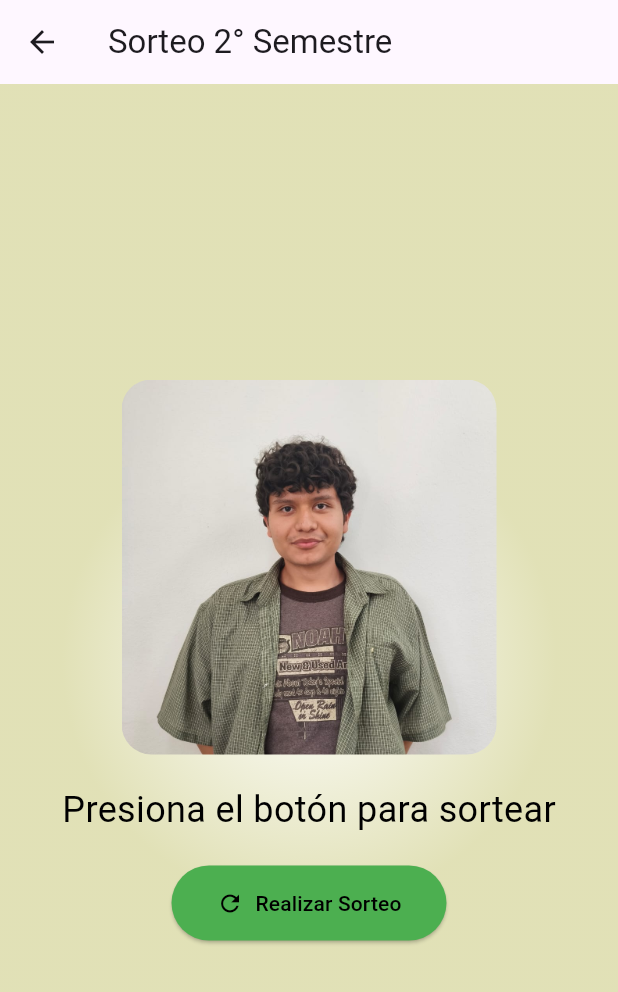
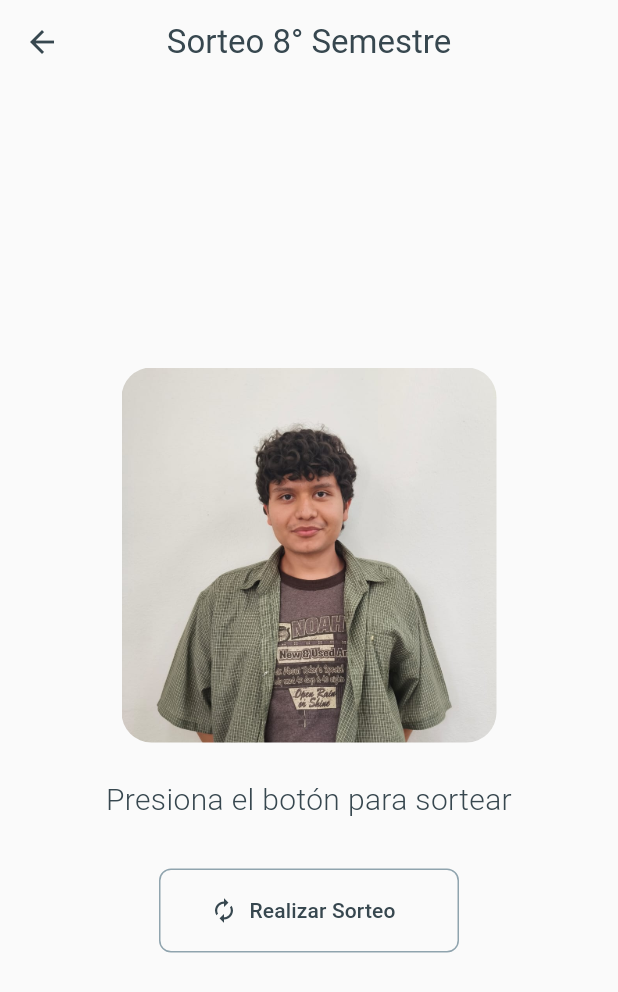
Before and after one commit to EdenMCa/ExamenSegundoParcial_PDM, a Flutter app: the SegundoSemestre screen opened directly, on a phone screen of 412 x 824 dp. Shown: the top 992 px of the screen. Run offline on Flutter 3.47's test engine with Material 3 defaults, Android fonts, the phone set to English and light mode, and no system bars.

Commit message:
Se sube los estilos nuevos

```diff
--- a/examen_segundo_parcial/lib/pantallas/sorteos/segundo_semestre.dart
+++ b/examen_segundo_parcial/lib/pantallas/sorteos/segundo_semestre.dart
@@ -17,10 +17,10 @@ class _SegundoSemestreState extends State<SegundoSemestre> {
 
 
   final List<String> _nombreAlumnos = [
-    'Alexander',
+    'Ailed',
     'Lizbeth',
     'Lidia',
-    'Monteerrat',
+    'Monserrat',
     'Iris',
     'Ana',
     'Jairo',
@@ -33,9 +33,9 @@ class _SegundoSemestreState extends State<SegundoSemestre> {
     'Jaziel',
     'Kevin',
     'Roberto',
-    'Uiviano',
+    'Viviana',
     'Mikal',
-    'Ailed'
+    'Alexander'
   ];
 
   @override
@@ -95,15 +95,16 @@ class _SegundoSemestreState extends State<SegundoSemestre> {
   @override
   Widget build(BuildContext context) {
     return Scaffold(
+      backgroundColor: Colors.grey[50],
       appBar: AppBar(
-        title: const Text('Sorteo 2° Semestre'),
+        title: const Text('Sorteo 8° Semestre'),
+        centerTitle: true,
+        elevation: 0,
+        backgroundColor: Colors.transparent,
+        foregroundColor: Colors.blueGrey[800],
       ),
-      body: Container(
-        decoration: const BoxDecoration(
-            gradient: RadialGradient(colors: [
-          Color.fromRGBO(255, 255, 255, 10),
-          Color.fromRGBO(224, 224, 180, 0.965)
-        ], radius: 0.4)),
+      body: Padding(
+        padding: const EdgeInsets.symmetric(horizontal: 24.0),
         child: Center(
           child: Column(
             mainAxisAlignment: MainAxisAlignment.center,
@@ -117,27 +118,38 @@ class _SegundoSemestreState extends State<SegundoSemestre> {
                   fit: BoxFit.cover,
                 ),
               ),
-              const SizedBox(height: 20),
+              const SizedBox(height: 24),
               Text(
                 _ganador.isEmpty
                     ? 'Presiona el botón para sortear'
                     : 'Ganador: $_ganador',
-                style: const TextStyle(
-                    fontSize: 24, color: Color.fromARGB(255, 0, 0, 0)),
-              ),
-              const SizedBox(height: 20),
-              ElevatedButton.icon(
-                onPressed: _realizarSorteo,
-                icon: const Icon(Icons.refresh),
-                label: const Text('Realizar Sorteo'),
-                style: ElevatedButton.styleFrom(
-                  backgroundColor:
-                      Colors.green, // Color diferente para 2° semestre
-                  foregroundColor: const Color.fromARGB(255, 0, 0, 0),
-                  padding:
-                      const EdgeInsets.symmetric(horizontal: 30, vertical: 15),
+                textAlign: TextAlign.center,
+                style: TextStyle(
+                  fontSize: 20,
+                  fontWeight: _ganador.isEmpty
+                      ? FontWeight.w300
+                      : FontWeight.bold,
+                  color: Colors.blueGrey[800],
+                  height: 1.4,
                 ),
               ),
+              const SizedBox(height: 32),
+              SizedBox(
+                width: 200,
+                child: OutlinedButton.icon(
+                  onPressed: _realizarSorteo,
+                  icon: const Icon(Icons.autorenew),
+                  label: const Text('Realizar Sorteo'),
+                  style: OutlinedButton.styleFrom(
+                    foregroundColor: Colors.blueGrey[800],
+                    side: BorderSide(color: Colors.blueGrey[300]!),
+                    minimumSize: const Size(200, 56),
+                    shape: RoundedRectangleBorder(
+                      borderRadius: BorderRadius.circular(8),
+                    ),
+                  ),
+                ),
+              )
             ],
           ),
         ),
```
